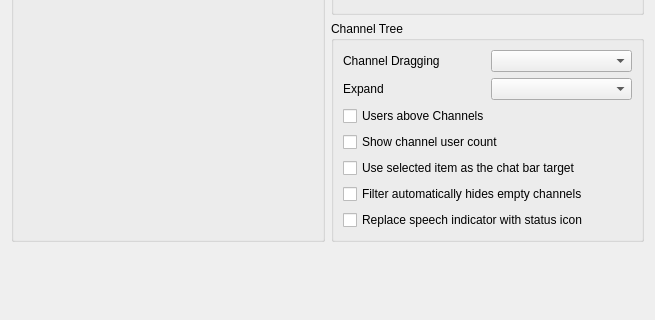
This is src/mumble/LookConfig.ui in mumble-voip/mumble as Qt 5 draws it before an edit; both pictures show x 0 to 655 and y 291 to 611 of the 655 by 611 pixel window. The edited form follows.
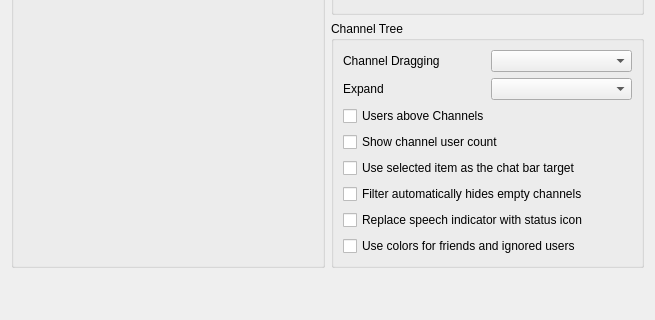
This is the edited form. Icons and pictures are not drawn.

Commit message: Added an option to use display a colored name for friends and ignored users

Patch:
```diff
--- a/src/mumble/LookConfig.ui
+++ b/src/mumble/LookConfig.ui
@@ -91,7 +91,7 @@
         </property>
        </widget>
       </item>
-      <item row="7" column="0">
+      <item row="8" column="0">
        <spacer name="verticalSpacer">
         <property name="orientation">
          <enum>Qt::Vertical</enum>
@@ -321,6 +321,13 @@
         </property>
        </widget>
       </item>
+      <item row="7" column="0" colspan="2">
+       <widget class="QCheckBox" name="qcbUseColorsInTree">
+        <property name="text">
+         <string>Use colors for friends and ignored users</string>
+        </property>
+       </widget>
+      </item>
      </layout>
     </widget>
    </item>
```
The commit also changes 4 other files.
